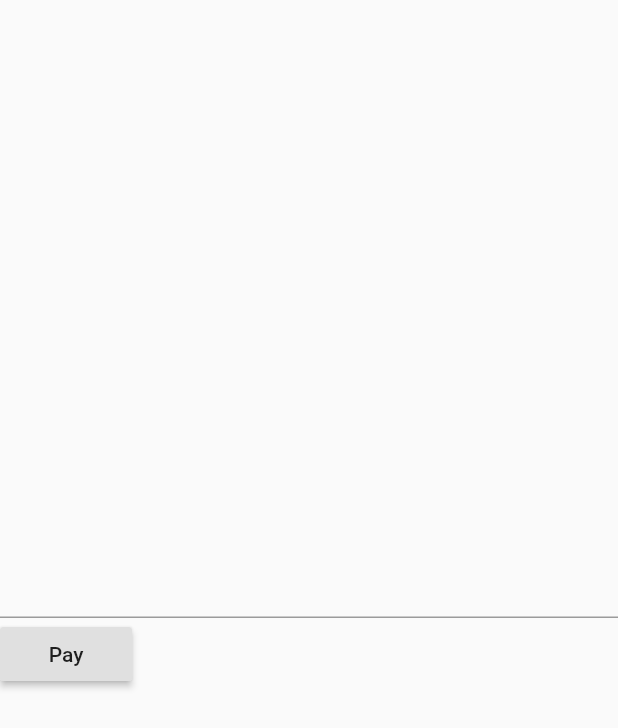
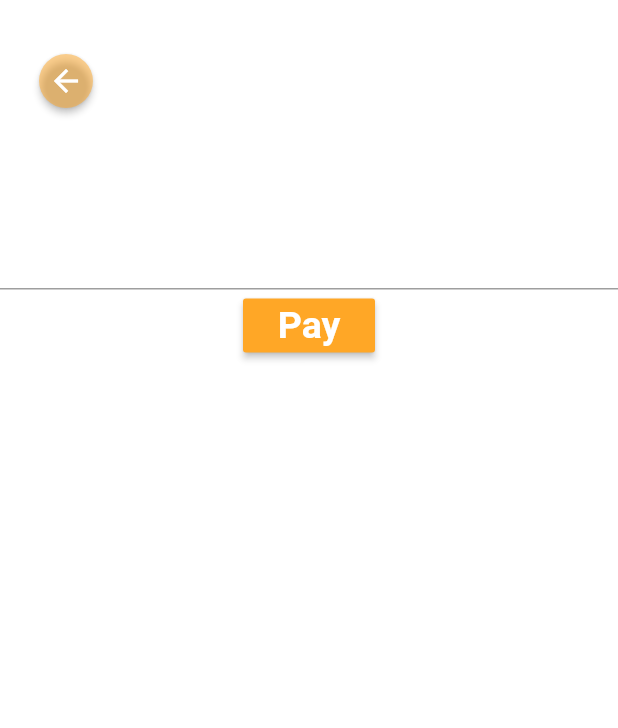
Before and after one commit to Ayush412/KILO, a Flutter app: the Payment screen opened directly, on a phone screen of 412 x 824 dp. Shown: the top 728 px of the screen. Run offline on Flutter 3.47's test engine with Material 2 defaults, Android fonts, the phone set to English and light mode, and no system bars; our stand-ins replace camera, charts_flutter, circular_countdown_timer, cloud_firestore, connectivity, date_format and 16 more; missing offline and left inert: camera_image_converter, colorful_safe_area, health, height_slider, razorpay_flutter, simple_image_crop and 4 more; accounts and stored records are empty.

Commit message:
RazorPay UI

```diff
--- a/lib/repository/wallet_repo.dart
+++ b/lib/repository/wallet_repo.dart
@@ -28,4 +28,4 @@ class WalletDataRepo {
 
 }
 
-final commentsRepo = WalletDataRepo();
+final walletRepo = WalletDataRepo();
--- a/lib/screens/razorpay/razorpay_payment.dart
+++ b/lib/screens/razorpay/razorpay_payment.dart
@@ -49,17 +49,48 @@ class _PaymentState extends State<Payment> {
   @override
   Widget build(BuildContext context) {
     return Scaffold(
+      backgroundColor: Colors.white,
       body: Column(
-          mainAxisAlignment: MainAxisAlignment.center,
-          crossAxisAlignment: CrossAxisAlignment.start,
+          mainAxisAlignment: MainAxisAlignment.start,
+          crossAxisAlignment: CrossAxisAlignment.center,
           mainAxisSize: MainAxisSize.max,
           children: <Widget>[
+            Align(
+                alignment: Alignment.topLeft,
+                child: Padding(
+                  padding: const EdgeInsets.only(top: 30),
+                  child: RaisedButton(
+                    color: Colors.orange[400].withOpacity(0.5),
+                    shape: CircleBorder(),
+                    onPressed: () => Navigator.of(context).pop(),
+                    child: Icon(
+                      Icons.arrow_back,
+                      color: Colors.white,
+                    ),
+                  ),
+                )),
+            SizedBox(height: 50),
             TextField(
               controller: controller,
+              cursorColor: Colors.orange[400],
+              textAlign: TextAlign.center,
+              textAlignVertical: TextAlignVertical.center,
+              style: TextStyle(
+                fontSize: 35,
+                fontWeight: FontWeight.bold,
+              ),
               keyboardType: TextInputType.number,
             ),
             RaisedButton(
-              child: Text('Pay'),
+              child: Text(
+                'Pay',
+                style: TextStyle(
+                  fontSize: 25,
+                  fontWeight: FontWeight.bold,
+                ),
+              ),
+              textColor: Colors.white,
+              color: Colors.orange[400],
               onPressed: () => getPayment(),
             ),
           ]),
```
Also changed, not shown: lib/screens/add_money.dart (+39 -44 lines).
